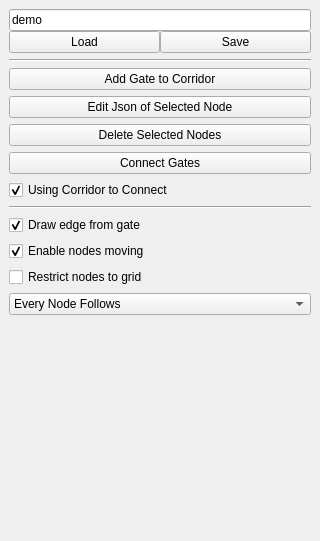
StumboEugen/TMapping, file include/tmapping/UI/dockBuildMap.ui: the form before one commit.
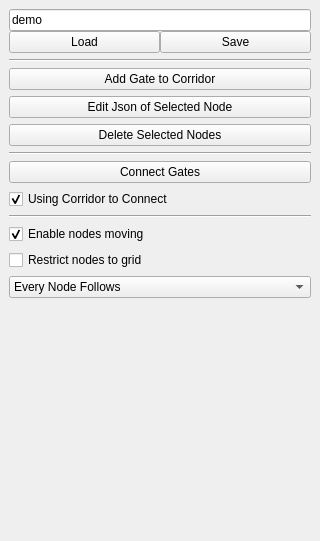
The form after the commit.

Diff of the .ui file:
```diff
--- a/include/tmapping/UI/dockBuildMap.ui
+++ b/include/tmapping/UI/dockBuildMap.ui
@@ -93,6 +93,13 @@
       </property>
      </widget>
     </item>
+    <item>
+     <widget class="Line" name="line">
+      <property name="orientation">
+       <enum>Qt::Horizontal</enum>
+      </property>
+     </widget>
+    </item>
     <item>
      <widget class="QPushButton" name="btnConnectGates">
       <property name="text">
@@ -117,22 +124,12 @@
      </widget>
     </item>
     <item>
-     <widget class="Line" name="line">
+     <widget class="Line" name="line_3">
       <property name="orientation">
        <enum>Qt::Horizontal</enum>
       </property>
      </widget>
     </item>
-    <item>
-     <widget class="QCheckBox" name="cbDrawFromGate">
-      <property name="text">
-       <string>Draw edge from gate</string>
-      </property>
-      <property name="checked">
-       <bool>true</bool>
-      </property>
-     </widget>
-    </item>
     <item>
      <widget class="QCheckBox" name="cbEnableNodesMoving">
       <property name="text">
```
